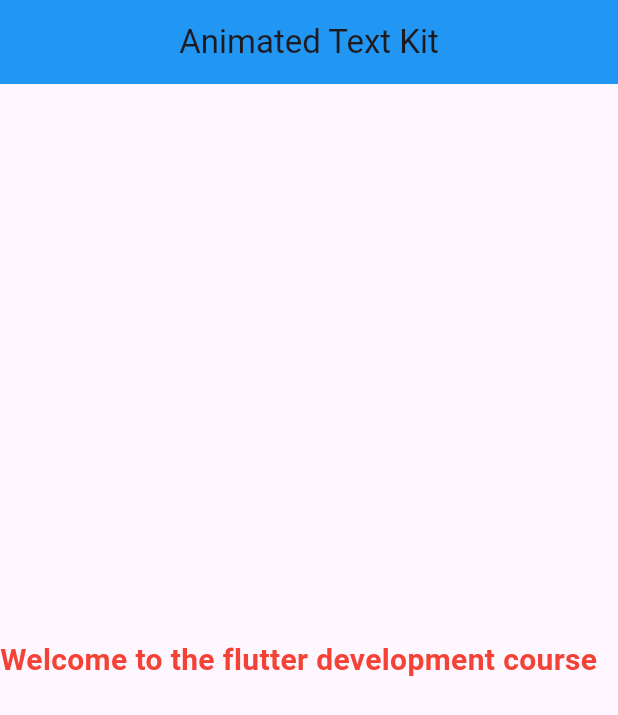
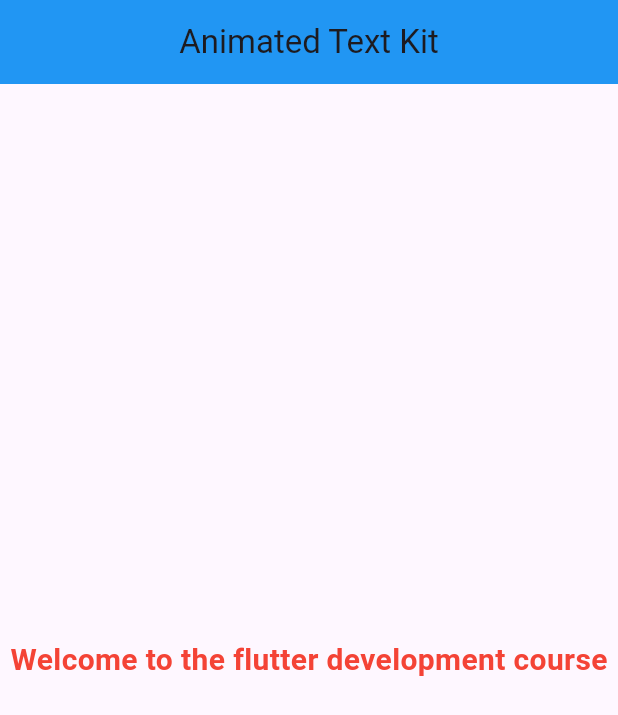
Before and after one commit to MEhsan1237/practice-widgets, a Flutter app: the screen it shows after launch, on a phone screen of 412 x 824 dp. Shown: the top 715 px of the screen. Run offline on Flutter 3.47's test engine with Material 3 defaults, Android fonts, the phone set to English and light mode, and no system bars; drawn by our look-alikes of animated_text_kit; missing offline and left inert: floating_draggable_widget, scratcher, stepper_touch.

Commit message:
changes done

```diff
--- a/lib/animatedtextkit/animatedtextkit.dart
+++ b/lib/animatedtextkit/animatedtextkit.dart
@@ -12,7 +12,8 @@ class AnimatedTextKitScreen extends StatelessWidget {
         centerTitle: true,
         backgroundColor: Colors.blue,
       ),
-      body:  Column(
+      body:  Center(
+        child: Column(
           crossAxisAlignment: CrossAxisAlignment.center,
           mainAxisAlignment:  MainAxisAlignment.center,
           children: [
@@ -53,6 +54,7 @@ class AnimatedTextKitScreen extends StatelessWidget {
               displayFullTextOnTap: true,
             ),
           ],
+        ),
       )
     );
   }
--- a/lib/floatingdraggablewidget/floatingdraggablewidget.dart
+++ b/lib/floatingdraggablewidget/floatingdraggablewidget.dart
@@ -14,7 +14,7 @@ class FloatingDraggableWidgetScreen extends StatelessWidget {
       body: FloatingDraggableWidget(mainScreenWidget:SizedBox(height: double.maxFinite,
       width: double.maxFinite,),
           floatingWidget: FloatingActionButton(
-            onPressed: () {}, child: Icon(Icons.add),backgroundColor: Colors.blue,foregroundColor: Colors.black,),
+            onPressed: () {}, child: Icon(Icons.home),backgroundColor: Colors.blue,foregroundColor: Colors.black,),
           floatingWidgetWidth: 50,
           floatingWidgetHeight: 50),
     );
```
Lines whose indentation alone changed are shown as unchanged.
